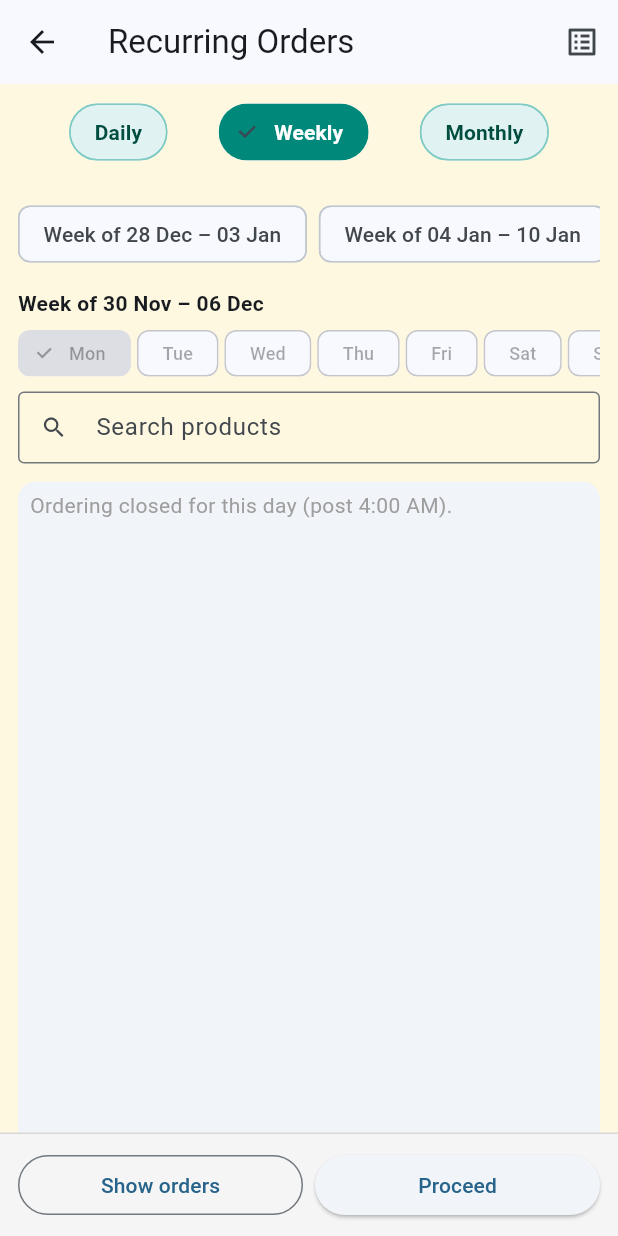
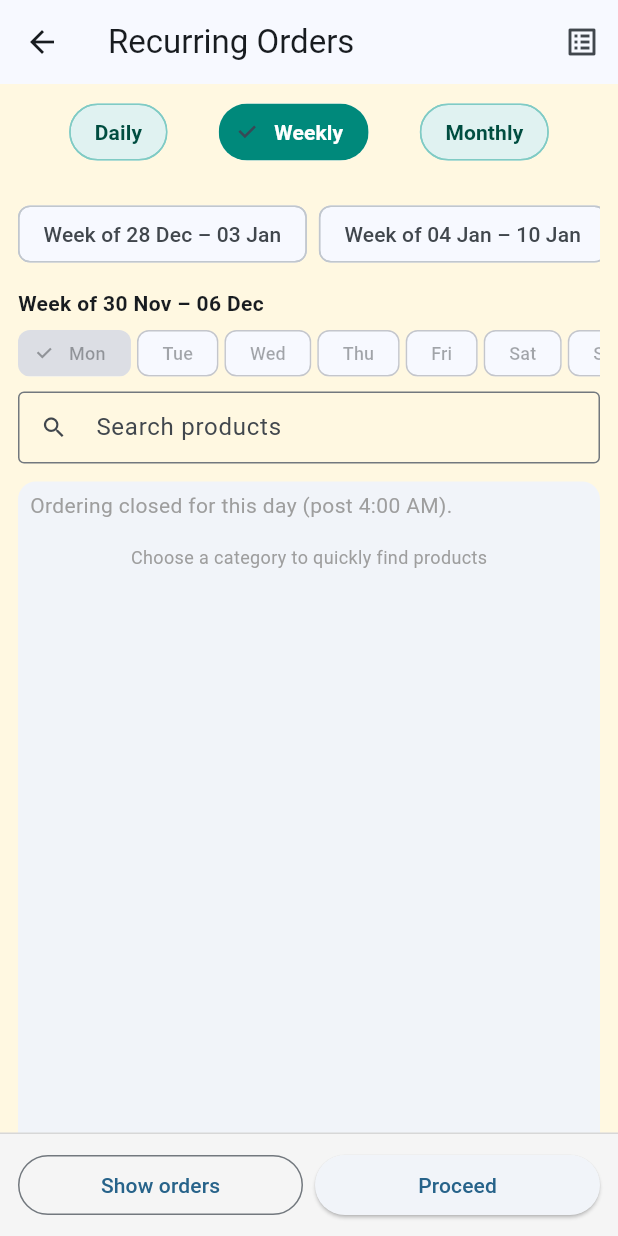
Before and after one commit to vijayreddykondapally2/gallikart, a Flutter app: the RecursiveOrdersScreen screen opened by its route, after a tap on "Weekly", on a phone screen of 412 x 824 dp. Run offline on Flutter 3.47's test engine with Material 3 defaults, Android fonts, the phone set to English and light mode, and no system bars; our stand-ins replace cloud_firestore, firebase_auth, firebase_core, flutter_riverpod, geolocator, shared_preferences; accounts and stored records are empty.

Commit message:
Implement category-based product selection for recurring orders with health categories

```diff
--- a/lib/features/recursive/recursive_orders_screen.dart
+++ b/lib/features/recursive/recursive_orders_screen.dart
@@ -54,6 +54,113 @@ class _RecursiveOrdersScreenState extends ConsumerState<RecursiveOrdersScreen> {
   };
 
   final List<String> _modes = ['daily', 'weekly', 'monthly'];
+  static const List<String> _specialCategories = [
+    'Gym / Fitness',
+    'Weight Loss',
+    'Weight Gain',
+    'Healthy Heart',
+    'Sugar Control',
+    'BP Control',
+    'Cholesterol Control',
+  ];
+  static const Map<String, List<String>> _specialCategoryKeywords = {
+    'Gym / Fitness': [
+      'boiled egg',
+      'paneer',
+      'milk',
+      'curd',
+      'greek yogurt',
+      'sprout',
+      'peanut chikki',
+      'banana',
+      'protein ladoo',
+      'peanut butter',
+      'oats',
+      'multigrain bread',
+    ],
+    'Weight Loss': [
+      'cucumber',
+      'carrot',
+      'tomato',
+      'bottle gourd',
+      'lauki',
+      'ridge gourd',
+      'spinach',
+      'cabbage',
+      'salad',
+      'abc juice',
+      'lemon water',
+      'ragi',
+    ],
+    'Weight Gain': [
+      'banana',
+      'sweet potato',
+      'potato',
+      'avocado',
+      'date',
+      'full cream milk',
+      'peanut butter',
+      'dry fruit',
+      'energy bar',
+      'poha',
+    ],
+    'Healthy Heart': [
+      'apple',
+      'pomegranate',
+      'guava',
+      'tomato',
+      'spinach',
+      'beetroot',
+      'oats',
+      'olive oil',
+      'flax seed',
+      'walnut',
+      'low-fat milk',
+      'abc juice',
+    ],
+    'Sugar Control': [
+      'bitter gourd',
+      'karela',
+      'bottle gourd',
+      'ridge gourd',
+      'cucumber',
+      'tomato',
+      'spinach',
+      'bean',
+      'sprout',
+      'ragi',
+      'millet',
+      'unsweetened curd',
+      'herbal juice',
+    ],
+    'BP Control': [
+      'banana',
+      'spinach',
+      'beetroot',
+      'tomato',
+      'cucumber',
+      'carrot',
+      'coconut water',
+      'oats',
+      'low-salt',
+      'garlic',
+      'lemon water',
+    ],
+    'Cholesterol Control': [
+      'apple',
+      'guava',
+      'carrot',
+      'bean',
+      'okra',
+      'lady',
+      'oats',
+      'barley',
+      'flax seed',
+      'almond',
+      'walnut',
+      'olive oil',
+    ],
+  };
   String _mode = 'daily';
   String _deliverySlot = '7:00 - 9:00 AM';
   bool _applyWallet = true;
@@ -72,6 +179,7 @@ class _RecursiveOrdersScreenState extends ConsumerState<RecursiveOrdersScreen> {
   late final Set<DateTime> _selectedWeeks;
   String _searchQuery = '';
   String _selectedWeekday = _weekdayOrder.first;
+  String? _selectedCategory;
 
   @override
   void initState() {
@@ -295,6 +403,8 @@ class _RecursiveOrdersScreenState extends ConsumerState<RecursiveOrdersScreen> {
       orderedCategories: orderedCategories,
       currentProductIds: _isEditing ? _initialCurrentProductIds : const <String>{},
       showSections: _isEditing,
+      selectedCategory: _selectedCategory,
+      onCategorySelected: (value) => setState(() => _selectedCategory = value),
     );
   }
 
@@ -459,6 +569,8 @@ class _RecursiveOrdersScreenState extends ConsumerState<RecursiveOrdersScreen> {
             currentProductIds:
               _isEditing ? (_initialWeeklyProductIds[_selectedWeekday] ?? const <String>{}) : const <String>{},
             showSections: _isEditing,
+            selectedCategory: _selectedCategory,
+            onCategorySelected: (value) => setState(() => _selectedCategory = value),
           ),
         ),
       ],
@@ -501,6 +613,8 @@ class _RecursiveOrdersScreenState extends ConsumerState<RecursiveOrdersScreen> {
             orderedCategories: monthlyCategories,
             currentProductIds: _isEditing ? _initialCurrentProductIds : const <String>{},
             showSections: _isEditing,
+            selectedCategory: _selectedCategory,
+            onCategorySelected: (value) => setState(() => _selectedCategory = value),
           ),
         ),
       ],
@@ -516,130 +630,172 @@ class _RecursiveOrdersScreenState extends ConsumerState<RecursiveOrdersScreen> {
     bool dense = false,
     Set<String> currentProductIds = const <String>{},
     bool showSections = false,
-      String currentLabel = 'Your Current Order Items',
-      String otherLabel = 'Add More Products',
+    String? selectedCategory,
+    ValueChanged<String?>? onCategorySelected,
   }) {
-    final query = searchTerm.toLowerCase();
-    final filtered = products
-        .where((p) => query.isEmpty || p.name.toLowerCase().contains(query))
-        .toList();
-
-    if (showSections) {
-      final current = filtered.where((p) => currentProductIds.contains(p.id)).toList();
-      final others = filtered.where((p) => !currentProductIds.contains(p.id)).toList();
-      return ListView(
-        padding: const EdgeInsets.symmetric(horizontal: 4, vertical: 4),
+    final normalizedQuery = searchTerm.toLowerCase();
+    final categories = _categoryOptions(products, orderedCategories);
+    return Column(
       children: [
         Padding(
-            padding: const EdgeInsets.symmetric(vertical: 6, horizontal: 8),
-            child: Text(
-              currentLabel,
-              style: const TextStyle(fontWeight: FontWeight.w600),
+          padding: const EdgeInsets.fromLTRB(12, 8, 12, 0),
+          child: const Text(
+            'Choose a category to quickly find products',
+            style: TextStyle(fontSize: 12, color: Colors.grey),
           ),
         ),
-          if (current.isEmpty)
-            const Padding(
-              padding: EdgeInsets.symmetric(horizontal: 12, vertical: 4),
-              child: Text('No items from your current order for this selection.'),
+        const SizedBox(height: 6),
+        Expanded(
+          child: ListView.separated(
+            padding: const EdgeInsets.symmetric(horizontal: 8, vertical: 8),
+            itemCount: categories.length,
+            separatorBuilder: (_, __) => const SizedBox(height: 8),
+            itemBuilder: (_, index) {
+              final cat = categories[index];
+              final isSelected = selectedCategory == cat;
+              final catProducts = _filterProductsByCategory(
+                products: products,
+                category: cat,
+                searchTerm: normalizedQuery,
+              );
+              return Container(
+                decoration: BoxDecoration(
+                  color: isSelected ? Colors.teal.shade50 : Colors.white,
+                  borderRadius: BorderRadius.circular(12),
+                  border: Border.all(color: Colors.teal.shade100),
+                  boxShadow: [
+                    BoxShadow(
+                      color: Colors.black.withOpacity(0.04),
+                      blurRadius: 6,
+                      offset: const Offset(0, 2),
+                    ),
+                  ],
+                ),
+                child: Column(
+                  children: [
+                    ListTile(
+                      dense: true,
+                      title: Text(cat, style: const TextStyle(fontWeight: FontWeight.w700)),
+                      subtitle: Text('${catProducts.length} items'),
+                      trailing: Icon(
+                        isSelected ? Icons.keyboard_arrow_up : Icons.keyboard_arrow_down,
+                        color: Colors.teal,
+                      ),
+                      onTap: onCategorySelected == null
+                          ? null
+                          : () => onCategorySelected!(isSelected ? null : cat),
+                    ),
+                    if (isSelected)
+                      catProducts.isEmpty
+                          ? const Padding(
+                              padding: EdgeInsets.symmetric(horizontal: 12, vertical: 12),
+                              child: Text('No products found for this category.'),
                             )
-          else
-            ..._buildCategorizedTiles(
-              current,
-              selections,
-              onQtyChange,
-              orderedCategories: orderedCategories,
+                          : ListView.separated(
+                              shrinkWrap: true,
+                              physics: const NeverScrollableScrollPhysics(),
+                              itemCount: catProducts.length,
+                              separatorBuilder: (_, __) => const Divider(height: 1),
+                              itemBuilder: (_, prodIndex) {
+                                final product = catProducts[prodIndex];
+                                final qty = selections[product.id] ?? 0;
+                                final isCurrent = showSections && currentProductIds.contains(product.id);
+                                return ListTile(
                                   dense: dense,
+                                  contentPadding: const EdgeInsets.symmetric(horizontal: 12, vertical: 4),
+                                  leading: isCurrent
+                                      ? const Icon(Icons.check_circle, color: Colors.teal, size: 20)
+                                      : null,
+                                  title: Text(product.name),
+                                  subtitle: Text(formatCurrency(product.price)),
+                                  trailing: Row(
+                                    mainAxisSize: MainAxisSize.min,
+                                    children: [
+                                      IconButton(
+                                        icon: const Icon(Icons.remove_circle_outline),
+                                        onPressed: qty > 0 ? () => onQtyChange(product.id, qty - 1) : null,
                                       ),
-          const SizedBox(height: 8),
-          Padding(
-            padding: const EdgeInsets.symmetric(vertical: 6, horizontal: 8),
-            child: Text(
-              otherLabel,
-              style: const TextStyle(fontWeight: FontWeight.w600),
+                                      Text(qty.toString()),
+                                      IconButton(
+                                        icon: const Icon(Icons.add_circle_outline),
+                                        onPressed: () => onQtyChange(product.id, qty + 1),
                                       ),
+                                    ],
                                   ),
-          if (others.isEmpty)
-            const Padding(
-              padding: EdgeInsets.symmetric(horizontal: 12, vertical: 4),
-              child: Text('No other products available.'),
-            )
-          else
-            ..._buildCategorizedTiles(
-              others,
-              selections,
-              onQtyChange,
-              orderedCategories: orderedCategories,
-              dense: dense,
+                                );
+                              },
+                            ),
+                  ],
+                ),
+              );
+            },
+          ),
         ),
       ],
     );
   }
 
-    return ListView(
-      padding: const EdgeInsets.symmetric(horizontal: 4, vertical: 4),
-      children: _buildCategorizedTiles(
-        filtered,
-        selections,
-        onQtyChange,
-        orderedCategories: orderedCategories,
-        dense: dense,
-      ),
-    );
+  List<String> _categoryOptions(List<Product> products, List<String>? orderedCategories) {
+    final options = <String>[];
+    for (final cat in _specialCategories) {
+      if (_productsForCategory(cat, products).isNotEmpty) {
+        options.add(cat);
+      }
     }
 
-  List<Widget> _buildCategorizedTiles(
-    List<Product> products,
-    Map<String, int> selections,
-    void Function(String, int) onQtyChange, {
-    List<String>? orderedCategories,
-    bool dense = false,
+    final regularSeen = <String>{};
+    final regularCategories = orderedCategories ?? products.map((p) => p.category).toSet().toList();
+    for (final cat in regularCategories) {
+      if (regularSeen.add(cat) && _productsForCategory(cat, products).isNotEmpty) {
+        options.add(cat);
+      }
+    }
+
+    for (final cat in products.map((p) => p.category)) {
+      if (!options.contains(cat) && _productsForCategory(cat, products).isNotEmpty) {
+        options.add(cat);
+      }
+    }
+    return options;
+  }
+
+  List<Product> _productsForCategory(String category, List<Product> products) {
+    return products.where((p) => _productCategories(p).contains(category)).toList();
+  }
+
+  List<Product> _filterProductsByCategory({
+    required List<Product> products,
+    String? category,
+    String searchTerm = '',
   }) {
-    final categories = <String, List<Product>>{};
-    for (final p in products) {
-      categories.putIfAbsent(p.category, () => []).add(p);
+    final hasCategory = category != null && category.isNotEmpty;
+    final hasSearch = searchTerm.isNotEmpty;
+
+    if (!hasCategory && !hasSearch) {
+      return const <Product>[];
     }
-    final ordered = orderedCategories ?? categories.keys.toList();
-    final seen = <String>{};
-    final catList = ordered
-        .followedBy(categories.keys)
-        .where((c) => categories.containsKey(c) && seen.add(c))
-        .toList();
 
-    final tiles = <Widget>[];
-    for (final cat in catList) {
-      tiles.add(
-        Padding(
-          padding: const EdgeInsets.symmetric(vertical: 4, horizontal: 8),
-          child: Text(cat, style: const TextStyle(fontWeight: FontWeight.bold)),
-        ),
-      );
-      tiles.addAll(categories[cat]!.map((p) {
-        final qty = selections[p.id] ?? 0;
-        return ListTile(
-          title: Text(p.name),
-          subtitle: Text(formatCurrency(p.price)),
-          dense: dense,
-          contentPadding: const EdgeInsets.symmetric(horizontal: 8, vertical: 4),
-          trailing: Row(
-            mainAxisSize: MainAxisSize.min,
-            children: [
-              IconButton(
-                icon: const Icon(Icons.remove_circle_outline),
-                onPressed: qty > 0 ? () => onQtyChange(p.id, qty - 1) : null,
-              ),
-              Text(qty.toString()),
-              IconButton(
-                icon: const Icon(Icons.add_circle_outline),
-                onPressed: () => onQtyChange(p.id, qty + 1),
-              ),
-            ],
-          ),
-        );
-      }));
-      tiles.add(const Divider());
+    return products.where((p) {
+      final matchesCategory = hasCategory ? _productCategories(p).contains(category) : true;
+      if (!matchesCategory) return false;
+      if (!hasSearch) return true;
+      final normalizedName = _normalize(p.name);
+      final normalizedCat = _normalize(p.category);
+      return normalizedName.contains(searchTerm) || normalizedCat.contains(searchTerm);
+    }).toList();
   }
-    return tiles;
+
+  Set<String> _productCategories(Product product) {
+    final categories = <String>{product.category};
+    final normalizedName = _normalize(product.name);
+    _specialCategoryKeywords.forEach((cat, keywords) {
+      final matches = keywords.any((keyword) => normalizedName.contains(keyword));
+      if (matches) categories.add(cat);
+    });
+    return categories;
   }
+
+  String _normalize(String value) => value.toLowerCase();
 
   Future<void> _submit(
     BuildContext context,
```
Also changed, not shown: 1 other file. Lines whose indentation alone changed are shown as unchanged.
